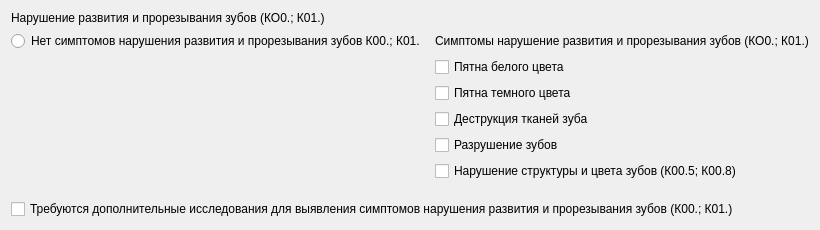
Qt form wp3_1.ui (MafuraG/Zubopros) before a commit.
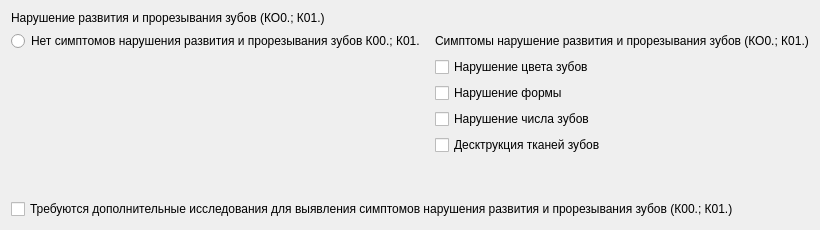
The same form after that commit.

Diff of the .ui file:
```diff
--- a/wp3_1.ui
+++ b/wp3_1.ui
@@ -24,7 +24,7 @@
    <item row="4" column="1">
     <widget class="QCheckBox" name="checkBox_17">
      <property name="text">
-      <string>Пятна темного цвета</string>
+      <string>Нарушение формы</string>
      </property>
     </widget>
    </item>
@@ -45,7 +45,7 @@
    <item row="5" column="1">
     <widget class="QCheckBox" name="checkBox_18">
      <property name="text">
-      <string>Деструкция тканей зуба</string>
+      <string>Нарушение числа зубов</string>
      </property>
     </widget>
    </item>
@@ -59,21 +59,14 @@
    <item row="6" column="1">
     <widget class="QCheckBox" name="checkBox_19">
      <property name="text">
-      <string>Разрушение зубов</string>
-     </property>
-    </widget>
-   </item>
-   <item row="7" column="1">
-    <widget class="QCheckBox" name="checkBox_20">
-     <property name="text">
-      <string>Нарушение структуры и цвета зубов (К00.5; К00.8)</string>
+      <string>Десктрукция тканей зубов</string>
      </property>
     </widget>
    </item>
    <item row="3" column="1">
     <widget class="QCheckBox" name="checkBox_16">
      <property name="text">
-      <string>Пятна белого цвета</string>
+      <string>Нарушение цвета зубов</string>
      </property>
     </widget>
    </item>
@@ -90,7 +83,7 @@
      </property>
     </spacer>
    </item>
-   <item row="8" column="0">
+   <item row="7" column="0">
     <spacer name="verticalSpacer">
      <property name="orientation">
       <enum>Qt::Vertical</enum>
```
Left out of the diff: 2 changed lines with no effect on the pictures.
